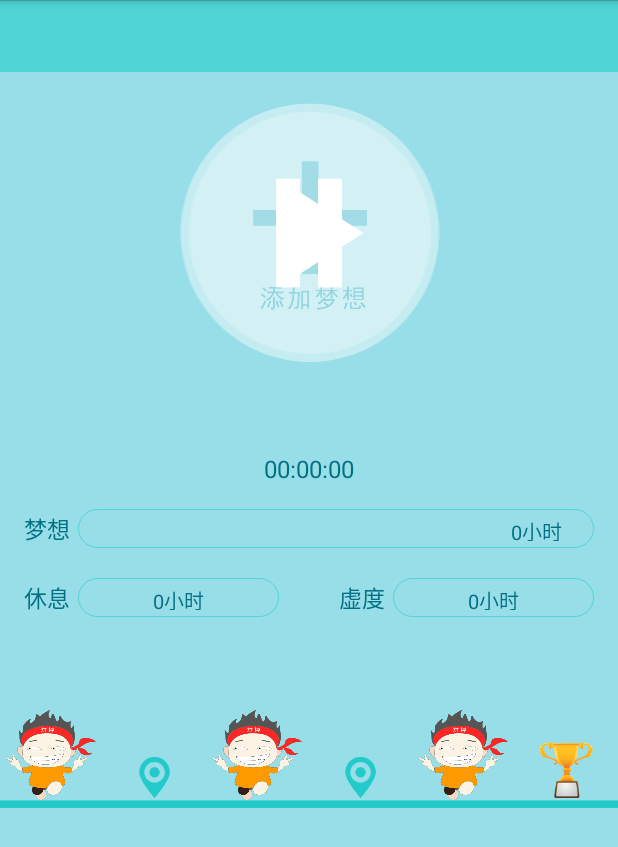
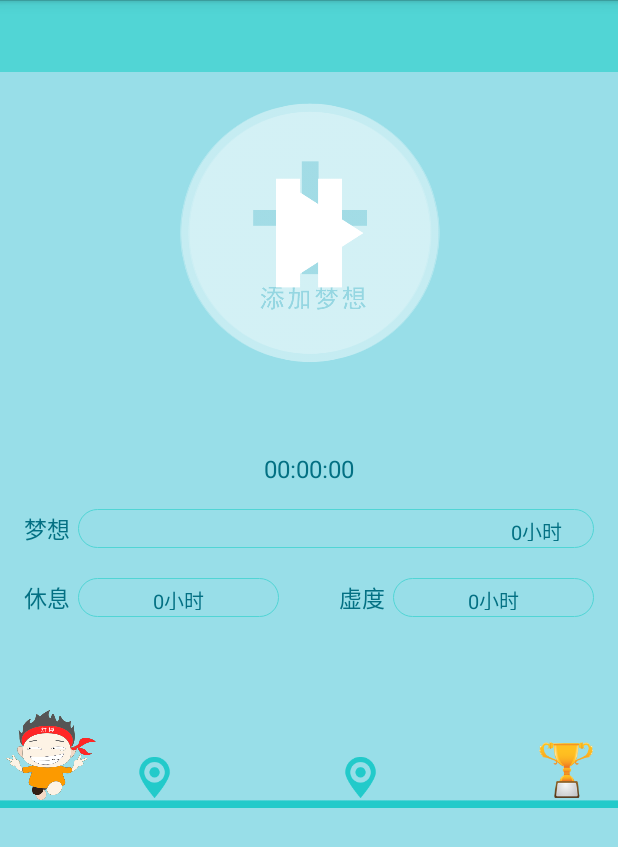
Before and after one commit to 814597544/MySchool, an Android app: the layout activity_zkl.xml on its own in the app's theme, with its tools: preview values and no code run, on a phone screen of 412 x 824 dp. Shown: the top 847 px of the screen. Run offline under Robolectric (Android 15) with nearby library versions, the phone set to English and light mode, and no system bars.

Commit message:
---------finish--------

```diff
--- a/app/src/main/java/com/example/administrator/myschool/MyTableActivity.java
+++ b/app/src/main/java/com/example/administrator/myschool/MyTableActivity.java
@@ -96,7 +96,8 @@ public class MyTableActivity extends Activity implements SwipeRefreshLayout.OnRe
 
 
     private void loadData() {
-        Cursor   cursor = sqLiteDatabase.rawQuery("select  tablename from mytable where week=? and num=?;",new String[]{"星期一","1"});
+        Cursor   cursor = sqLiteDatabase.rawQuery("select  tablename from mytable where week=? and num=? or week=? and num=? or week=? and num=? or week=? and num=? or week=? and num=?;" +
+                "",new String[]{"星期一","1","星期二","1","星期三","1","星期四","1","星期五","1"});
         tableNameList = new ArrayList<MyTable>();
         while (cursor.moveToNext()) {
             myTable=new MyTable();
--- a/app/src/main/res/layout/activity_zkl.xml
+++ b/app/src/main/res/layout/activity_zkl.xml
@@ -120,6 +120,7 @@
                     android:id="@+id/run2"
                     android:layout_width="60dp"
                     android:layout_height="60dp"
+                    android:visibility="gone"
                     android:background="@drawable/cartoon_stop"/>
 
 
@@ -154,6 +155,7 @@
                     android:id="@+id/run3"
                     android:layout_width="60dp"
                     android:layout_height="60dp"
+                    android:visibility="gone"
                     android:background="@drawable/cartoon_stop"/>
 
 
```
